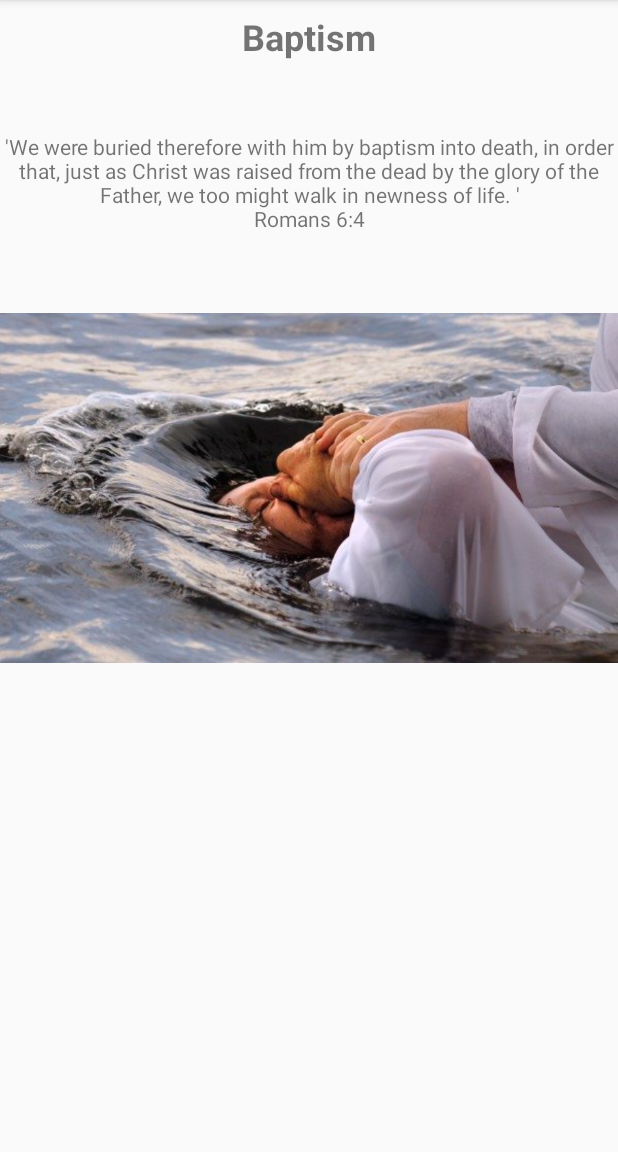
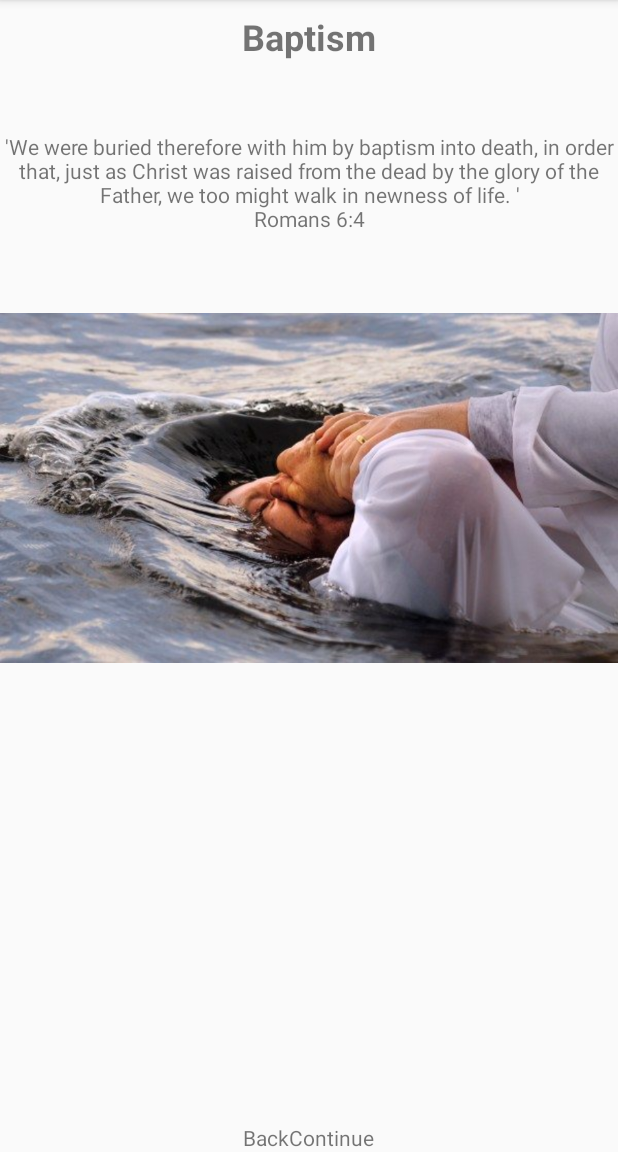
Before and after one commit to uenvymenow/EvangelismApp, an Android app: the BaptismActivity screen opened directly, with no data from a screen before it, on a phone screen of 412 x 824 dp, the part 84-1236 px from its top. Run offline under Robolectric (Android 15) with nearby library versions, the phone set to English and light mode, and no system bars.

Commit message:
Added Back and Continue buttons to each activity. TODO: Add Back and Continue functionality

```diff
--- a/app/src/main/res/layout/activity_baptism.xml
+++ b/app/src/main/res/layout/activity_baptism.xml
@@ -1,10 +1,38 @@
 <?xml version="1.0" encoding="utf-8"?>
-<ScrollView xmlns:android="http://schemas.android.com/apk/res/android"
+<RelativeLayout xmlns:android="http://schemas.android.com/apk/res/android"
     xmlns:tools="http://schemas.android.com/tools"
     android:layout_width="match_parent"
     android:layout_height="match_parent"
     android:orientation="vertical"
-    tools:context="com.example.aaron.evangelismapp.SinActivity">>
+    tools:context="com.example.aaron.evangelismapp.SinActivity">
+
+    <LinearLayout
+        android:layout_width="match_parent"
+        android:layout_height="wrap_content"
+        android:layout_alignParentBottom="true"
+        android:gravity="center_horizontal"
+        android:orientation="horizontal">
+
+        <TextView
+            android:id="@+id/backTextView"
+            android:layout_width="wrap_content"
+            android:layout_height="wrap_content"
+            android:gravity="center_horizontal"
+            android:onClick="backButton"
+            android:text="@string/backText" />
+
+        <TextView
+            android:id="@+id/continueTextView"
+            android:layout_width="wrap_content"
+            android:layout_height="wrap_content"
+            android:gravity="center_horizontal"
+            android:onClick="continueButton"
+            android:text="@string/continueText" />
+    </LinearLayout>
+
+    <ScrollView
+        android:layout_width="match_parent"
+        android:layout_height="match_parent">
 
         <LinearLayout
             android:layout_width="match_parent"
@@ -31,3 +59,4 @@
 
         </LinearLayout>
     </ScrollView>
+</RelativeLayout>
```
Also changed, not shown: app/src/main/res/layout/activity_blood.xml (+31 -2 lines), app/src/main/res/layout/activity_cleansing.xml (+32 -2 lines), app/src/main/res/layout/activity_growth.xml (+32 -2 lines), app/src/main/res/layout/activity_heaven.xml (+30 -1 lines). Lines whose indentation alone changed are shown as unchanged.
